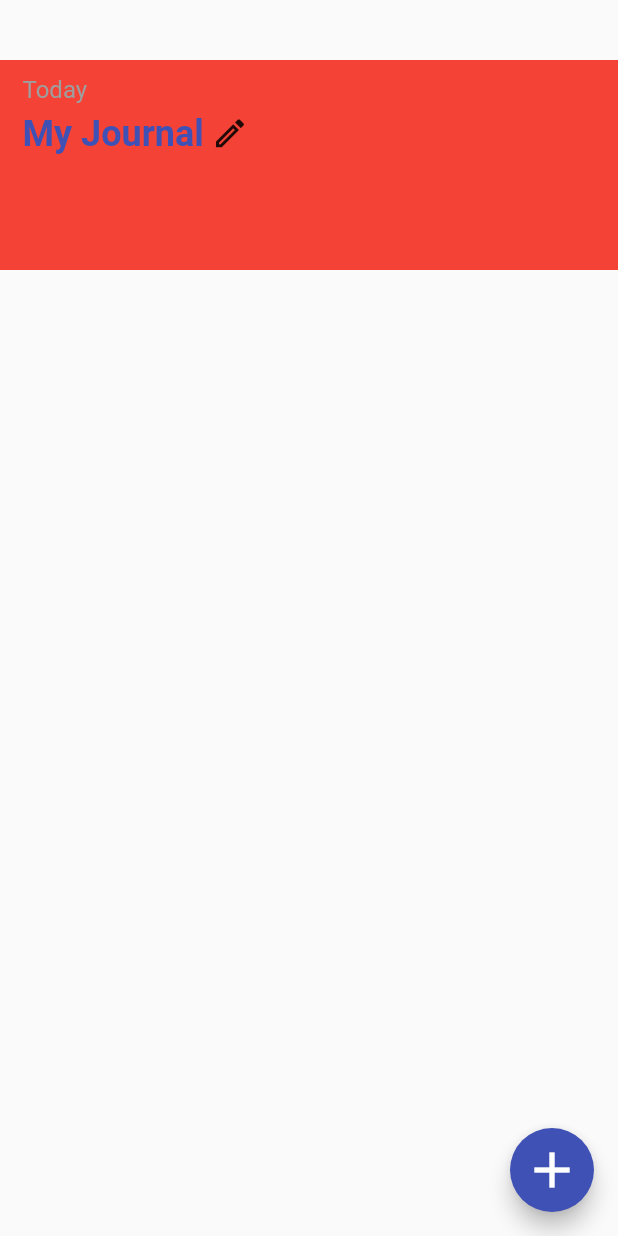
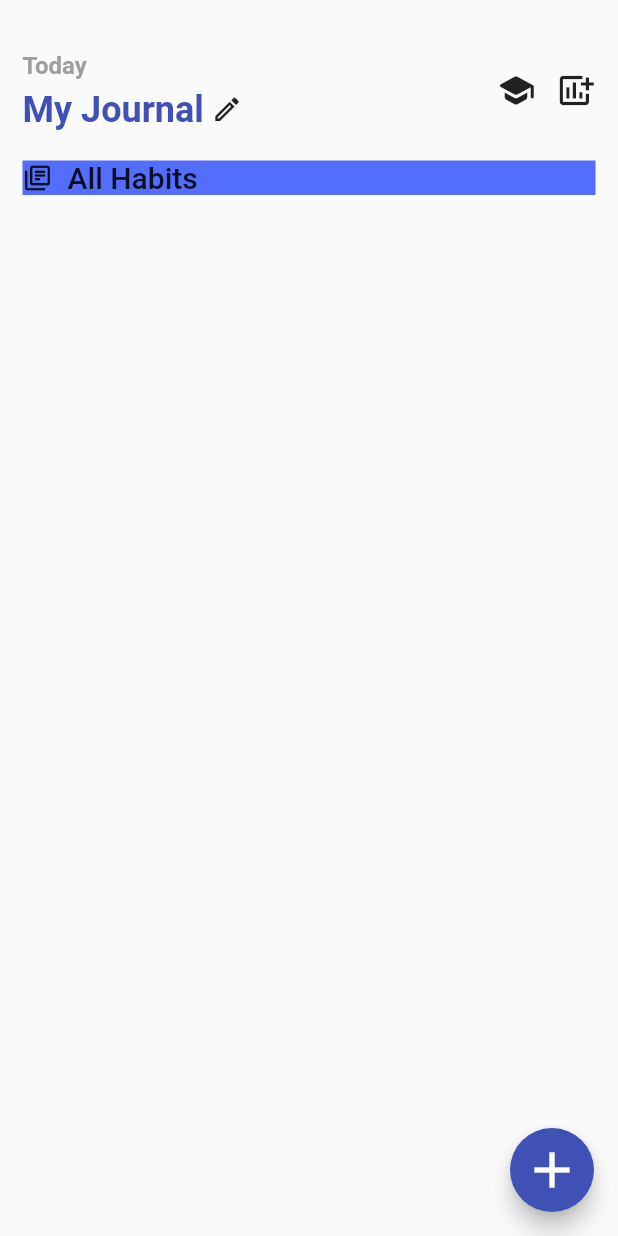
Before and after one commit to srv-shivam/habitify, a Flutter app: the screen it shows after launch, on a phone screen of 412 x 824 dp. Run offline on Flutter 3.47's test engine with Material 2 defaults, Android fonts, the phone set to English and light mode, and no system bars.

Commit message:
Working on listView.

```diff
--- a/lib/main.dart
+++ b/lib/main.dart
@@ -1,4 +1,6 @@
+import 'package:flutter/cupertino.dart';
 import 'package:flutter/material.dart';
+import 'package:flutter/rendering.dart';
 
 void main() {
   runApp(const MyApp());
@@ -38,25 +40,30 @@ class _MyHomePageState extends State<MyHomePage> {
       body: Column(
         children: [
           const SizedBox(
-            height: 40,
+            height: 24,
           ),
           Container(
             height: 140,
             width: MediaQuery.of(context).size.width,
-            color: Colors.red,
             padding: const EdgeInsets.fromLTRB(15, 10, 15, 0),
-            child: Row(
+            child: Column(
+              crossAxisAlignment: CrossAxisAlignment.start,
+              children: [
+                Row(
+                  mainAxisAlignment: MainAxisAlignment.spaceBetween,
+                  // crossAxisAlignment: CrossAxisAlignment.end,
                   // This row is for arrangement of My Journal and right side 2 icons in row
                   children: [
                     Column(
                       crossAxisAlignment: CrossAxisAlignment.start,
+                      mainAxisAlignment: MainAxisAlignment.center,
                       //This column is for arrangement of Today & My Journal text
                       children: [
                         const Text(
                           "Today",
                           style: TextStyle(
                             fontSize: 16,
-                        fontWeight: FontWeight.w400,
+                            fontWeight: FontWeight.w600,
                             fontStyle: FontStyle.normal,
                             color: Colors.grey,
                           ),
@@ -64,9 +71,9 @@ class _MyHomePageState extends State<MyHomePage> {
                         const SizedBox(
                           height: 6,
                         ),
-                    // TODO::Change it to TextField
                         Row(
                           children: const [
+                            // TODO::Change it to TextField
                             Text(
                               "My Journal",
                               style: TextStyle(
@@ -81,12 +88,62 @@ class _MyHomePageState extends State<MyHomePage> {
                             ),
                             Icon(
                               Icons.edit_outlined,
-                          size: 25,
+                              size: 21,
                             ),
                           ],
                         ),
                       ],
-                ), // My Journal
+                    ),
+                    Row(
+                      mainAxisAlignment: MainAxisAlignment.center,
+                      children: [
+                        Icon(
+                          Icons.school_rounded,
+                          size: 26,
+                        ),
+                        SizedBox(
+                          width: 14,
+                        ),
+                        Icon(
+                          Icons.add_chart,
+                          size: 26,
+                        ),
+                      ],
+                    ),
+                  ],
+                ),
+                const SizedBox(
+                  height: 20,
+                ),
+
+                ///TODO::Edit here for listview
+                Wrap(
+                  children: [
+                    Container(
+                      color: Colors.indigoAccent,
+                      child: Row(
+                        children: [
+                          Icon(
+                            Icons.library_books_outlined,
+                            size: 20,
+                          ),
+                          SizedBox(
+                            width: 10,
+                          ),
+                          Container(
+                            child: Text(
+                              "All Habits",
+                              style: TextStyle(
+                                fontSize: 20,
+                                fontWeight: FontWeight.w500,
+                              ),
+                            ),
+                          ),
+                        ],
+                      ),
+                    ),
+                  ],
+                ),
               ],
             ),
           ),
```
Lines whose indentation alone changed are shown as unchanged.
